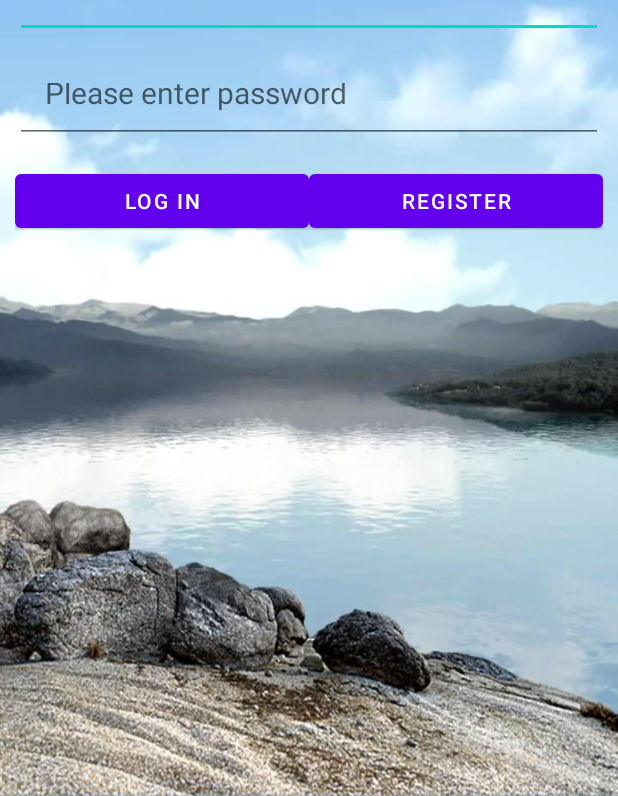
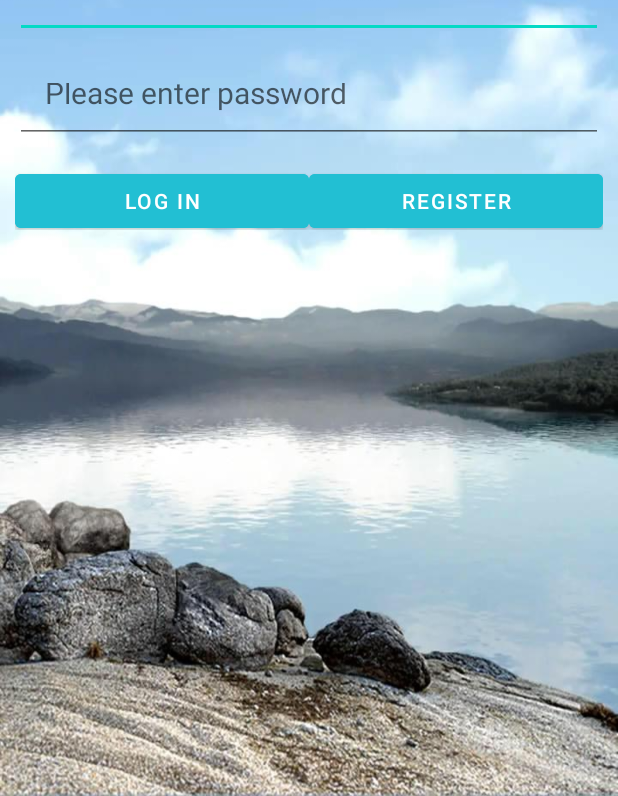
Before and after one commit to Tournelxcy/LibraryApp, an Android app: the layout activity_main.xml on its own in the app's theme, with its tools: preview values and no code run, on a phone screen of 412 x 824 dp, the part 440-1236 px from its top. Run offline under Robolectric (Android 15) with nearby library versions, the phone set to English and light mode, and no system bars.

Commit message:
Modify the button and theme background color

```diff
--- a/app/src/main/res/layout/activity_main.xml
+++ b/app/src/main/res/layout/activity_main.xml
@@ -56,7 +56,8 @@
             android:layout_gravity="center"
             android:layout_marginTop="10dp"
             android:layout_weight="1"
-            android:text="Log in" />
+            android:text="Log in"
+            android:backgroundTint="@color/theme_bg"/>
 
         <Button
             android:id="@+id/btn_2"
@@ -65,6 +66,7 @@
             android:layout_gravity="center"
             android:layout_marginTop="10dp"
             android:layout_weight="1"
-            android:text="Register" />
+            android:text="Register"
+            android:backgroundTint="@color/theme_bg"/>
     </LinearLayout>
 </LinearLayout>
--- a/app/src/main/res/values/themes.xml
+++ b/app/src/main/res/values/themes.xml
@@ -2,8 +2,8 @@
     <!-- Base application theme. -->
     <style name="Theme.MApplication" parent="Theme.MaterialComponents.DayNight.DarkActionBar">
         <!-- Primary brand color. -->
-        <item name="colorPrimary">@color/purple_500</item>
-        <item name="colorPrimaryVariant">@color/purple_700</item>
+        <item name="colorPrimary">@color/theme_bg</item>
+        <item name="colorPrimaryVariant">@color/theme_bg</item>
         <item name="colorOnPrimary">@color/white</item>
         <!-- Secondary brand color. -->
         <item name="colorSecondary">@color/teal_200</item>
```
Also changed, not shown: app/src/main/AndroidManifest.xml (+0 -32 lines).
